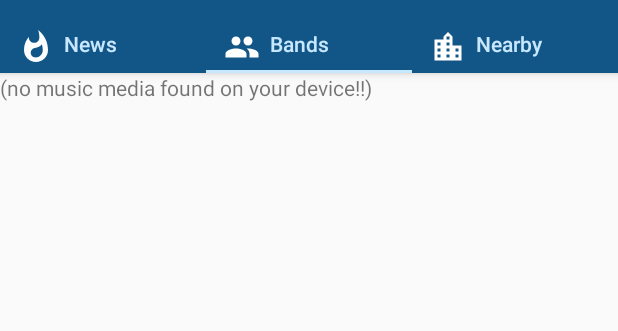
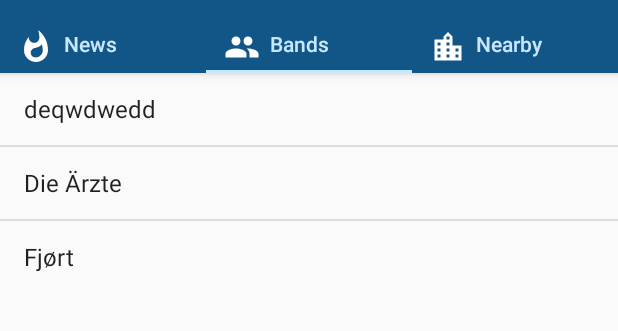
Before and after one commit to ahelfert/BandWatch, an Android app: the screen it shows after launch (MainActivity), on a phone screen of 412 x 824 dp, the part 62-393 px from its top. Run offline under Robolectric (Android 15) with nearby library versions, the phone set to English and light mode, and no system bars; 4 statements that could not run were skipped.

Commit message:
sqlite(1)

```diff
--- a/app/src/main/java/de/example/andy/bandwatch/BandsFragment.java
+++ b/app/src/main/java/de/example/andy/bandwatch/BandsFragment.java
@@ -107,6 +107,10 @@ public class BandsFragment extends ListFragment {
 
                 long l1 = System.nanoTime();
                 artists = getArtists();
+
+                artists.add("Die Ärzte");
+                artists.add("Fjørt");
+                artists.add("deqwdwedd");
                 log("getArtists()");
                 log(artists.size() + " artists found in " + (System.nanoTime() - l1) / 1_000_000 + "ms");
 
--- a/app/src/main/java/de/example/andy/bandwatch/NearbyFragment.java
+++ b/app/src/main/java/de/example/andy/bandwatch/NearbyFragment.java
@@ -49,8 +49,6 @@ public class NearbyFragment extends Fragment {
     private Location location;
     private List<Address> addresses;
     private String city;
-
-    private boolean permissionsGranted;
 
     public NearbyFragment() {
         // Required empty public constructor
@@ -123,6 +121,7 @@ public class NearbyFragment extends Fragment {
 
     }
 
+    @SuppressWarnings("MissingPermission")
     private void listNearbyEvents() {
 
         if (!isNetworkAvailable()) {
@@ -132,12 +131,6 @@ public class NearbyFragment extends Fragment {
 
 
         LocationManager lm = (LocationManager) getActivity().getSystemService(LOCATION_SERVICE);
-
-
-        if (ActivityCompat.checkSelfPermission(getActivity(), Manifest.permission.ACCESS_FINE_LOCATION) != PackageManager.PERMISSION_GRANTED &&
-                ActivityCompat.checkSelfPermission(getActivity(), Manifest.permission.ACCESS_COARSE_LOCATION) != PackageManager.PERMISSION_GRANTED) {
-            return;
-        }
 
         lm.requestSingleUpdate(LocationManager.GPS_PROVIDER, listener, null);
         location = lm.getLastKnownLocation(LocationManager.GPS_PROVIDER);
```
Also changed, not shown: app/src/main/java/de/example/andy/bandwatch/BandWatchDBHelper.java (added, +99 -0 lines), app/src/main/java/de/example/andy/bandwatch/bandintown/BandsInTownUtils.java (+9 -2 lines), app/src/main/java/de/example/andy/bandwatch/musicbrainz/MusicBrainzUtils.java (+6 -1 lines), app/src/main/res/layout/fragment_band_details.xml (+4 -3 lines), 2 other files.
